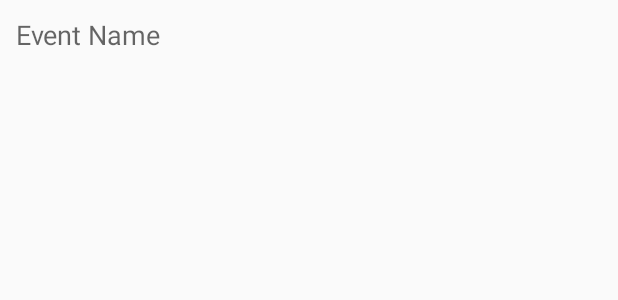
After one commit to Maheshws/VERVE, an Android app: the layout item_events.xml on its own in the app's theme, with its tools: preview values and no code run, on a phone screen of 412 x 824 dp. The commit adds this screen. Shown: the top 300 px of the screen. Run offline under Robolectric (Android 15) with nearby library versions, the phone set to English and light mode, and no system bars.

Commit message:
Bug Fixes

```diff
--- a/verve/build.gradle
+++ b/verve/build.gradle
@@ -8,7 +8,7 @@ android {
         minSdkVersion 8
         targetSdkVersion 19
         versionCode 1
-        versionName "0.0.1"
+        versionName "0.0.2"
     }
     buildTypes {
         release {
@@ -21,4 +21,5 @@ android {
 dependencies {
     compile 'com.android.support:support-v4:19.0.1'
     compile 'com.android.support:appcompat-v7:19.0.1'
+    compile files('libs/acra-4.5.0.jar')
 }
--- a/verve/src/main/java/com/mahesh/verve/ImageLoader.java
+++ b/verve/src/main/java/com/mahesh/verve/ImageLoader.java
@@ -91,7 +91,7 @@ public class ImageLoader {
             BitmapFactory.decodeStream(new FileInputStream(f),null,o);
 
             //Find the correct scale value. It should be the power of 2.
-            final int REQUIRED_SIZE=70;
+            final int REQUIRED_SIZE=1024;
             int width_tmp=o.outWidth, height_tmp=o.outHeight;
             int scale=1;
             while(true){
--- a/verve/src/main/java/com/mahesh/verve/NavigationDrawerFragment.java
+++ b/verve/src/main/java/com/mahesh/verve/NavigationDrawerFragment.java
@@ -242,7 +242,7 @@ public class NavigationDrawerFragment extends Fragment {
         // If the drawer is open, show the global app actions in the action bar. See also
         // showGlobalContextActionBar, which controls the top-left area of the action bar.
         if (mDrawerLayout != null && isDrawerOpen()) {
-            inflater.inflate(R.menu.global, menu);
+           // inflater.inflate(R.menu.global, menu);
             showGlobalContextActionBar();
         }
         super.onCreateOptionsMenu(menu, inflater);
@@ -270,7 +270,7 @@ public class NavigationDrawerFragment extends Fragment {
         ActionBar actionBar = getActionBar();
         actionBar.setDisplayShowTitleEnabled(true);
         actionBar.setNavigationMode(ActionBar.NAVIGATION_MODE_STANDARD);
-        actionBar.setTitle(R.string.app_name);
+        actionBar.setTitle("");
     }
 
     private ActionBar getActionBar() {
--- /dev/null
+++ b/verve/src/main/res/layout/item_events.xml
@@ -0,0 +1,33 @@
+<?xml version="1.0" encoding="utf-8"?>
+
+<LinearLayout xmlns:android="http://schemas.android.com/apk/res/android"
+    android:orientation="vertical" android:layout_width="match_parent"
+    android:layout_height="match_parent"
+    android:weightSum="1">
+
+    <LinearLayout
+        android:orientation="horizontal"
+        android:layout_width="wrap_content"
+        android:layout_height="wrap_content">
+
+
+
+        <LinearLayout
+            android:orientation="vertical"
+            android:layout_width="fill_parent"
+            android:layout_height="fill_parent"
+            android:padding="5dp">
+
+            <TextView
+                android:layout_width="wrap_content"
+                android:layout_height="wrap_content"
+                android:textAppearance="?android:attr/textAppearanceMedium"
+                android:text="Event Name"
+                android:id="@+id/event_name_textview"
+                android:padding="5dp" />
+
+        </LinearLayout>
+
+    </LinearLayout>
+
+</LinearLayout>
```
Also changed, not shown: verve/src/main/java/com/mahesh/verve/MainActivity.java (+48 -5 lines), verve/src/main/res/drawable/ic_actionbar_image.png (added), 1 other file.
